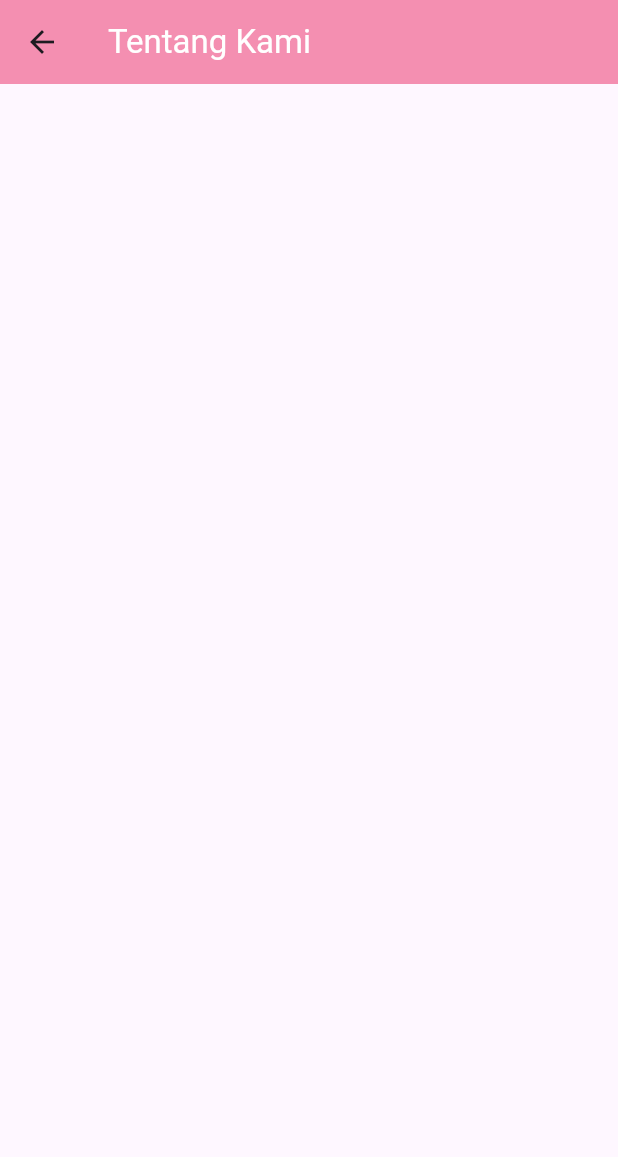
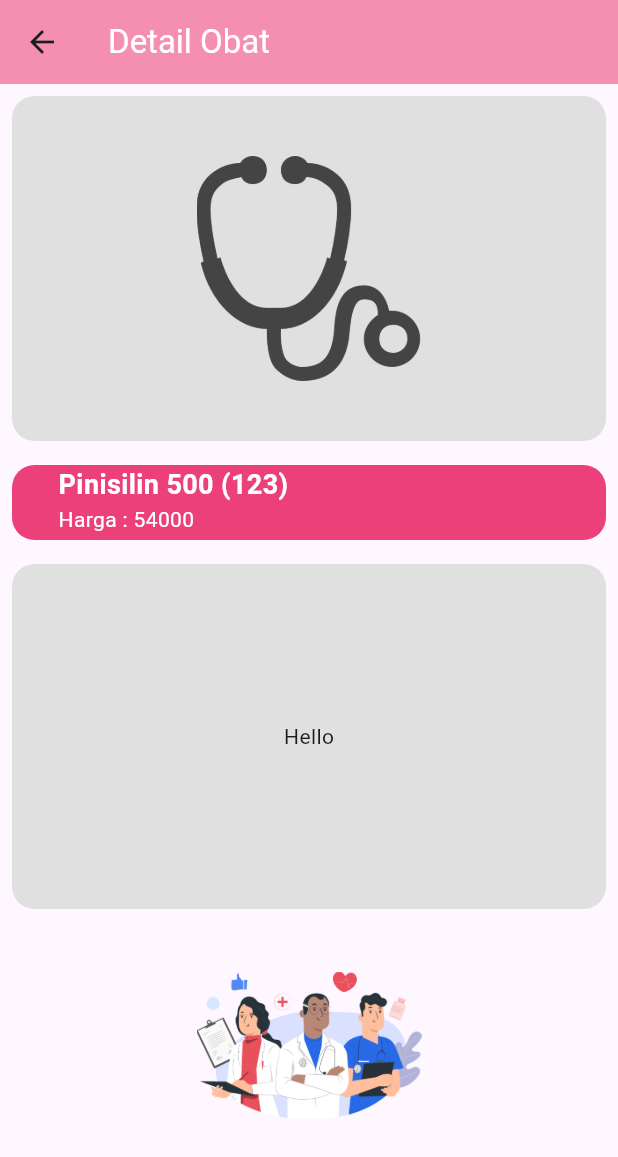
Before and after one commit to Fatahillah-13/responsiutsappmobile1, a Flutter app: the Detailobat screen opened directly, on a phone screen of 412 x 824 dp. Shown: the top 1157 px of the screen. Run offline on Flutter 3.47's test engine with Material 3 defaults, Android fonts, the phone set to English and light mode, and no system bars.

Commit message:
completed mins layout

```diff
--- a/lib/detail.dart
+++ b/lib/detail.dart
@@ -1,5 +1,6 @@
-// ignore_for_file: prefer_const_constructors
+// ignore_for_file: prefer_const_constructors, avoid_unnecessary_containers, prefer_const_literals_to_create_immutables
 
+import 'package:flutter/cupertino.dart';
 import 'package:flutter/material.dart';
 import 'package:flutter/widgets.dart';
 
@@ -13,12 +14,116 @@ class Detailobat extends StatelessWidget {
         appBar: AppBar(
           backgroundColor: Colors.pink[200],
           title: Text(
-            'Tentang Kami',
+            'Detail Obat',
             style: TextStyle(
               color: Colors.white,
             ),
           ),
         ),
+        body: Column(
+          children: [
+            Container(
+              width: double.infinity,
+              height: 230,
+              margin: EdgeInsets.all(8),
+              decoration: BoxDecoration(
+                borderRadius: BorderRadius.circular(15),
+                color: Colors.grey[300],
+              ),
+              child: Column(
+                mainAxisAlignment: MainAxisAlignment.center,
+                children: [
+                  Column(
+                    children: [
+                      Image.asset(
+                        'assets/stetoskop.png',
+                        width: 150,
+                        height: 150,
+                      ),
+                    ],
+                  ),
+                ],
+              ),
+            ),
+            Container(
+              child: Container(
+                width: double.infinity,
+                height: 50,
+                margin: EdgeInsets.all(8),
+                decoration: BoxDecoration(
+                    borderRadius: BorderRadius.circular(15),
+                    color: Colors.pink[400]),
+                child: Row(
+                  mainAxisAlignment: MainAxisAlignment.spaceEvenly,
+                  children: [
+                    Column(
+                      crossAxisAlignment: CrossAxisAlignment.start,
+                      children: [
+                        Text(
+                          'Pinisilin 500 (123)',
+                          style: TextStyle(
+                              color: Colors.white,
+                              fontWeight: FontWeight.bold,
+                              fontSize: 18),
+                        ),
+                        Text(
+                          'Harga : 54000',
+                          style: TextStyle(
+                            color: Colors.white,
+                          ),
+                        ),
+                      ],
+                    ),
+                    SizedBox(
+                      width: 150,
+                    ),
+                  ],
+                ),
+              ),
+            ),
+            Container(
+              width: double.infinity,
+              height: 230,
+              margin: EdgeInsets.all(8),
+              decoration: BoxDecoration(
+                borderRadius: BorderRadius.circular(15),
+                color: Colors.grey[300],
+              ),
+              child: Column(
+                mainAxisAlignment: MainAxisAlignment.center,
+                children: [
+                  Column(
+                    children: [
+                      Text('Hello'),
+                    ],
+                  ),
+                ],
+              ),
+            ),
+            Container(
+              width: double.infinity,
+              height: 150,
+              margin: EdgeInsets.all(8),
+              decoration: BoxDecoration(
+                borderRadius: BorderRadius.circular(15),
+              ),
+              child: Column(
+                mainAxisAlignment: MainAxisAlignment.center,
+                children: [
+                  Column(
+                    children: [
+                      Image.asset(
+                        'assets/dokter2.png',
+                        width: 150,
+                        height: 150,
+                      ),
+                    ],
+                  ),
+                ],
+              ),
+            ),
+          ],
+        ),
       ),
     );
   }
```
Also changed, not shown: lib/stokobat.dart (+45 -19 lines), assets/dokter2.png (added), assets/stetoskop.png (added), 1 other file.
